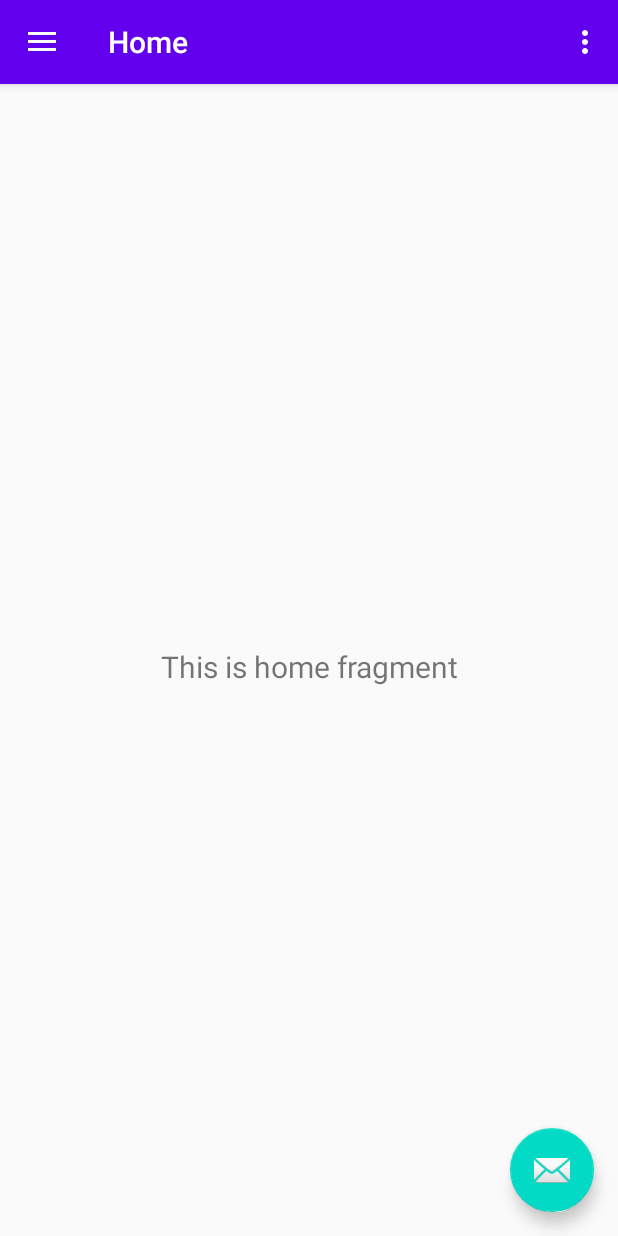
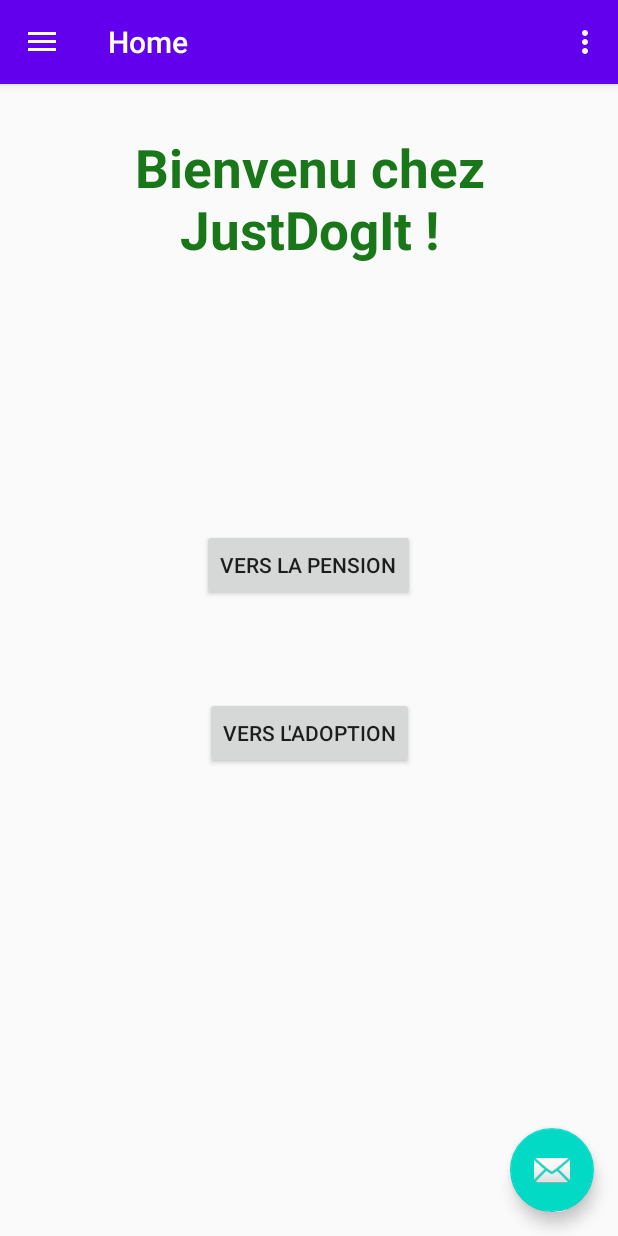
Before and after one commit to AlexisDieu/MobileJustDogIt, an Android app: the screen it shows after launch (NavigationActivity), on a phone screen of 412 x 824 dp. Run offline under Robolectric (Android 15) with nearby library versions, the phone set to English and light mode, and no system bars; our stand-ins replace navigation-ui.

Commit message:
Change frament when you push on any button

```diff
--- a/app/src/main/java/com/helha/mobilejustdogit/ui/home/HomeFragment.java
+++ b/app/src/main/java/com/helha/mobilejustdogit/ui/home/HomeFragment.java
@@ -4,32 +4,64 @@ import android.os.Bundle;
 import android.view.LayoutInflater;
 import android.view.View;
 import android.view.ViewGroup;
+import android.widget.Button;
 import android.widget.TextView;
 
 import androidx.annotation.NonNull;
 import androidx.annotation.Nullable;
 import androidx.fragment.app.Fragment;
+import androidx.fragment.app.FragmentTransaction;
 import androidx.lifecycle.Observer;
 import androidx.lifecycle.ViewModelProviders;
 
+import com.helha.mobilejustdogit.AdoptionFragment;
+import com.helha.mobilejustdogit.PensionFragment;
 import com.helha.mobilejustdogit.R;
 
-public class HomeFragment extends Fragment {
+public class HomeFragment extends Fragment implements View.OnClickListener {
 
     private HomeViewModel homeViewModel;
 
-    public View onCreateView(@NonNull LayoutInflater inflater,
-                             ViewGroup container, Bundle savedInstanceState) {
-        homeViewModel =
-                ViewModelProviders.of(this).get(HomeViewModel.class);
+    public View onCreateView(@NonNull LayoutInflater inflater, ViewGroup container, Bundle savedInstanceState) {
+        homeViewModel = ViewModelProviders.of(this).get(HomeViewModel.class);
+
         View root = inflater.inflate(R.layout.fragment_home, container, false);
-        final TextView textView = root.findViewById(R.id.text_home);
+
+        final TextView textView = root.findViewById(R.id.txt_title_home);
+        final Button btn_goToAdoption = (Button) root.findViewById(R.id.btn_home_goAdoption);
+        final Button btn_goToPension = (Button) root.findViewById(R.id.btn_home_goPension);
+
+        btn_goToAdoption.setOnClickListener(this);
+        btn_goToPension.setOnClickListener(this);
+
         homeViewModel.getText().observe(getViewLifecycleOwner(), new Observer<String>() {
             @Override
-            public void onChanged(@Nullable String s) {
-                textView.setText(s);
-            }
+            public void onChanged(@Nullable String s) { textView.setText(s); }
         });
+
         return root;
     }
+
+    @Override
+    public void onClick(View v) {
+        Fragment fragment = null;
+
+        switch (v.getId()) {
+            case R.id.btn_home_goAdoption :
+                fragment = new AdoptionFragment();
+                replaceFragment(fragment);
+                break;
+            case R.id.btn_home_goPension :
+                fragment = new PensionFragment();
+                replaceFragment(fragment);
+                break;
+        }
+    }
+
+    private void replaceFragment(Fragment fragment) {
+        FragmentTransaction transaction = getFragmentManager().beginTransaction();
+        transaction.replace(R.id.nav_host_fragment, fragment);
+        transaction.addToBackStack(null);
+        transaction.commit();
+    }
 }
--- a/app/src/main/java/com/helha/mobilejustdogit/ui/home/HomeViewModel.java
+++ b/app/src/main/java/com/helha/mobilejustdogit/ui/home/HomeViewModel.java
@@ -10,7 +10,7 @@ public class HomeViewModel extends ViewModel {
 
     public HomeViewModel() {
         mText = new MutableLiveData<>();
-        mText.setValue("This is home fragment");
+        mText.setValue("Bienvenu chez JustDogIt !");
     }
 
     public LiveData<String> getText() {
--- a/app/src/main/res/layout/fragment_adoption.xml
+++ b/app/src/main/res/layout/fragment_adoption.xml
@@ -9,9 +9,9 @@
         android:id="@+id/tv_adoption_title"
         android:layout_width="wrap_content"
         android:layout_height="wrap_content"
-        android:layout_marginLeft="30sp"
-        android:text="Menu Adoption"
-        android:textSize="50sp"/>
+        android:text="Nos animaux à adopter !"
+        android:textAlignment="center"
+        android:textSize="50sp" />
 
 
 </FrameLayout>
--- a/app/src/main/res/layout/fragment_home.xml
+++ b/app/src/main/res/layout/fragment_home.xml
@@ -7,16 +7,36 @@
     tools:context=".ui.home.HomeFragment">
 
     <TextView
-        android:id="@+id/text_home"
-        android:layout_width="match_parent"
+        android:id="@+id/txt_title_home"
+        android:layout_width="wrap_content"
         android:layout_height="wrap_content"
-        android:layout_marginStart="8dp"
-        android:layout_marginTop="8dp"
-        android:layout_marginEnd="8dp"
+        android:layout_marginTop="32dp"
         android:textAlignment="center"
-        android:textSize="20sp"
-        app:layout_constraintBottom_toBottomOf="parent"
+        android:textColor="@color/pensionColor"
+        android:textSize="35sp"
+        android:textStyle="bold"
         app:layout_constraintEnd_toEndOf="parent"
         app:layout_constraintStart_toStartOf="parent"
         app:layout_constraintTop_toTopOf="parent" />
+
+    <Button
+        android:id="@+id/btn_home_goPension"
+        android:layout_width="wrap_content"
+        android:layout_height="wrap_content"
+        android:layout_marginTop="176dp"
+        android:text="Vers la pension"
+        app:layout_constraintEnd_toEndOf="parent"
+        app:layout_constraintHorizontal_bias="0.498"
+        app:layout_constraintStart_toStartOf="parent"
+        app:layout_constraintTop_toBottomOf="@+id/txt_title_home" />
+
+    <Button
+        android:id="@+id/btn_home_goAdoption"
+        android:layout_width="wrap_content"
+        android:layout_height="wrap_content"
+        android:layout_marginTop="64dp"
+        android:text="Vers l'adoption"
+        app:layout_constraintEnd_toEndOf="parent"
+        app:layout_constraintStart_toStartOf="parent"
+        app:layout_constraintTop_toBottomOf="@+id/btn_home_goPension" />
 </androidx.constraintlayout.widget.ConstraintLayout>
--- a/app/src/main/res/values/colors.xml
+++ b/app/src/main/res/values/colors.xml
@@ -3,4 +3,5 @@
     <color name="colorPrimary">#6200EE</color>
     <color name="colorPrimaryDark">#3700B3</color>
     <color name="colorAccent">#03DAC5</color>
+    <color name="pensionColor">#197719</color>
 </resources>
```
Also changed, not shown: app/src/main/java/com/helha/mobilejustdogit/LoginFragment.java (+34 -4 lines), app/src/main/res/layout/nav_header_main.xml (+4 -4 lines).
